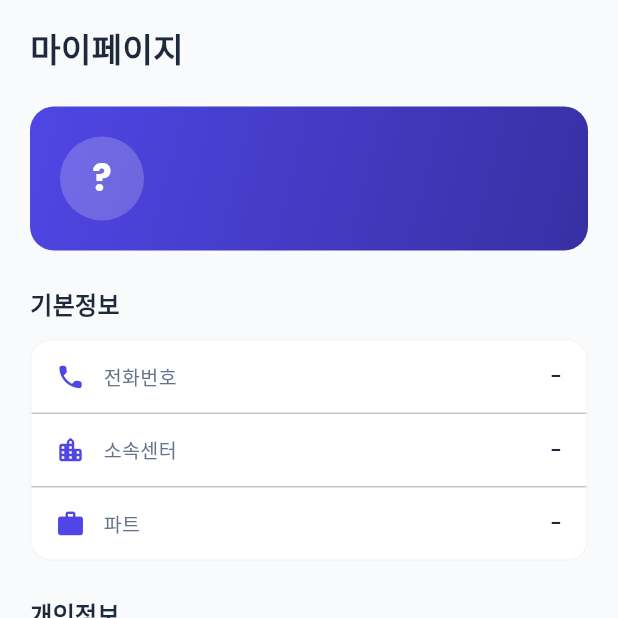
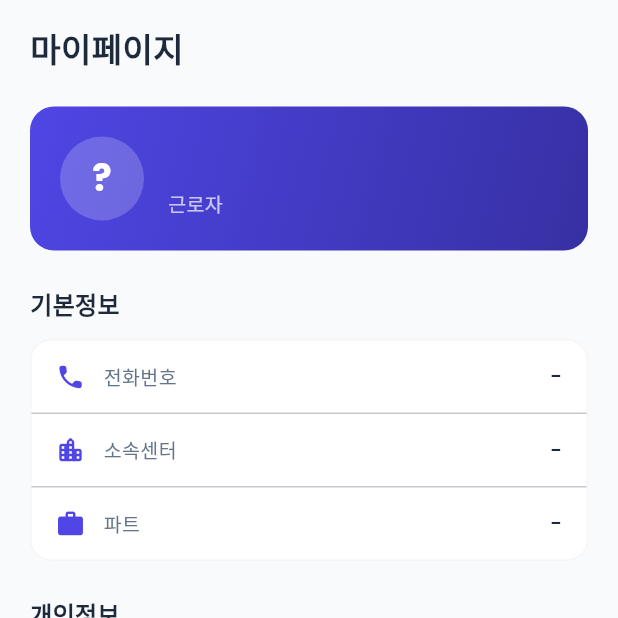
Before and after one commit to forever8710-cloud/attendance_go, a Flutter app: the MyPageScreen screen opened directly, on a phone screen of 412 x 824 dp, the top half of it. Run offline on Flutter 3.47's test engine with Material 3 defaults, Android fonts, the phone set to English and light mode, and no system bars; our stand-ins replace fl_chart, flutter_dotenv, flutter_riverpod, freezed_annotation, geolocator, google_fonts and 3 more; missing offline and left inert: dart:js_interop, excel; accounts and stored records are empty; network calls fail.

Commit message:
v1.23: 카카오 OAuth 로그인 성공 + RLS 수정 + 마이페이지 버그 수정
- 카카오 OAuth 전체 플로우 완성 (로그인→전화번호 매칭→프로필 입력→홈)
- 웹/모바일 분기 리다이렉트 (kIsWeb: Uri.base.origin vs 딥링크)
- workers/worker_profiles RLS 정책 추가 (OAuth 신규 Auth 유저 지원)
- 전화번호 형식 호환 (.or 필터로 대시 포함/미포함 모두 검색)
- 마이페이지 UUID 표시 → 한글 역할명으로 변경
- 구글 OAuth 설정 완료 (테스트 예정)
- .gitignore 보안 강화, juso.go.kr API 키 설정

Co-Authored-By: Claude Opus 4.6 <noreply@anthropic.com>

```diff
--- a/apps/worker_app/lib/features/profile/presentation/my_page_screen.dart
+++ b/apps/worker_app/lib/features/profile/presentation/my_page_screen.dart
@@ -78,7 +78,7 @@ class MyPageScreen extends ConsumerWidget {
                           ),
                           const SizedBox(height: 4),
                           Text(
-                            worker?.id ?? '',
+                            _roleLabel(worker?.role),
                             style: TextStyle(
                               fontSize: 13,
                               color: Colors.white.withValues(alpha: 0.7),
@@ -182,6 +182,21 @@ class MyPageScreen extends ConsumerWidget {
         ),
       ),
     );
+  }
+
+  String _roleLabel(String? role) {
+    switch (role) {
+      case 'system_admin':
+        return '시스템 관리자';
+      case 'owner':
+        return '대표';
+      case 'center_manager':
+        return '센터 관리자';
+      case 'worker':
+        return '근로자';
+      default:
+        return '근로자';
+    }
   }
 
   String _maskAddress(String? address) {
```
Also changed, not shown: apps/worker_app/lib/features/auth/data/auth_repository.dart (+16 -5 lines), 3 other files.
